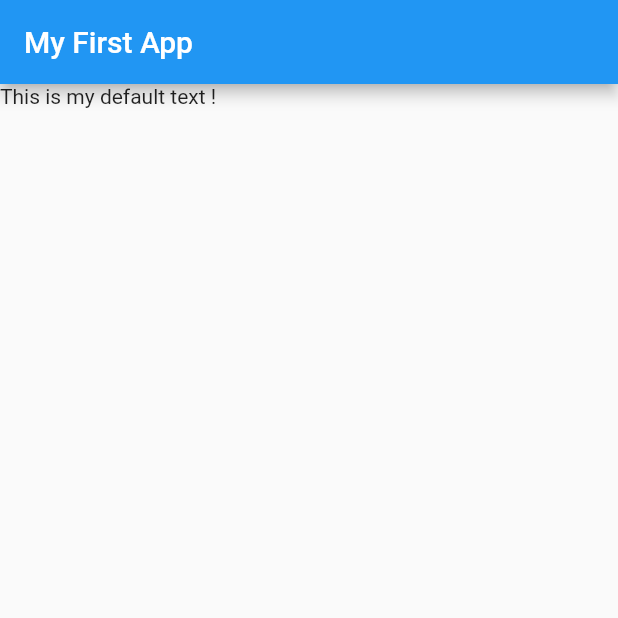
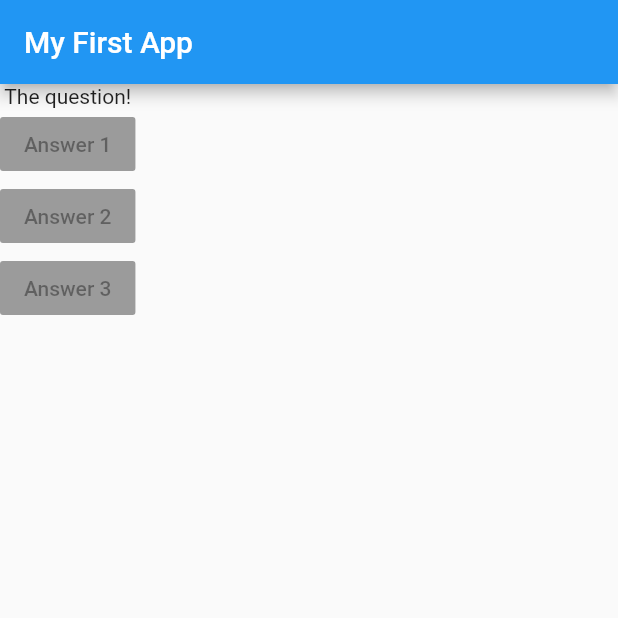
Before and after one commit to Nguyenthaiduc/dacnpm, a Flutter app: the screen it shows after launch, on a phone screen of 412 x 824 dp, the top half of it. Run offline on Flutter 3.47's test engine with Material 2 defaults, Android fonts, the phone set to English and light mode, and no system bars.

Commit message:
015 add raised button

```diff
--- a/lib/main.dart
+++ b/lib/main.dart
@@ -1,4 +1,3 @@
-
 import 'package:flutter/material.dart';
 
 void main() => runApp(MyApp());
@@ -6,12 +5,33 @@ void main() => runApp(MyApp());
 class MyApp extends StatelessWidget {
   @override
   Widget build(BuildContext context) {
-    return MaterialApp(home : Scaffold(
-      appBar: AppBar(title : Text('My First App '),
+    var questions = [
+      'What\'s is your favorite color ?',
+      'What\'s is your favorite color ?'
+    ];
+    return MaterialApp(
+      home: Scaffold(
+        appBar: AppBar(
+          title: const Text('My First App '),
+        ),
+        body: Column(
+          children: const [
+            Text('The question!'),
+            RaisedButton(
+              child: Text('Answer 1'),
+              onPressed: null,
+            ),
+            RaisedButton(
+              child: Text('Answer 2'),
+              onPressed: null,
+            ),
+            RaisedButton(
+              child: Text('Answer 3'),
+              onPressed: null,
+            ),
+          ],
+        ),
       ),
-      body : Text('This is my default text !'),
-    ),
     );
-
   }
 }
```
Also changed, not shown: 1 other file.
